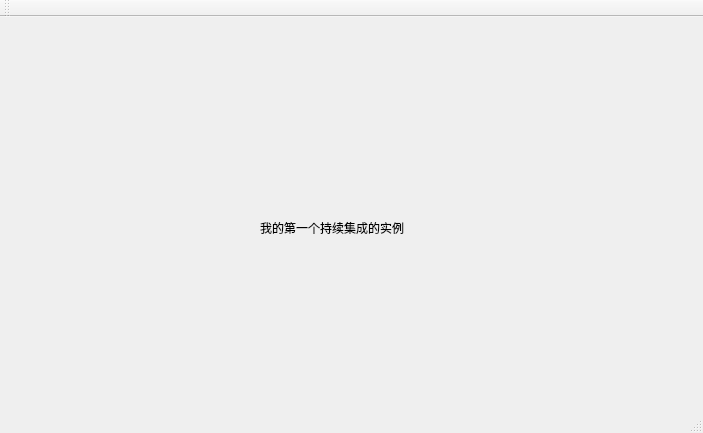
The window that mainwindow.ui (384782946/MyQtCI) describes before a commit, drawn with Qt 5.
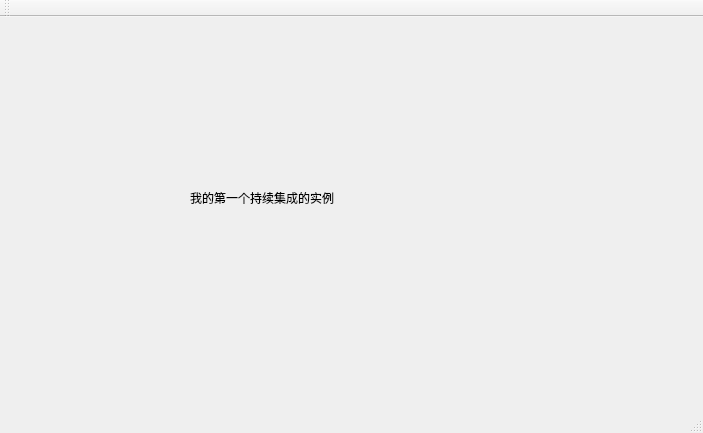
The same window after the commit.

Patch:
```diff
--- a/mainwindow.ui
+++ b/mainwindow.ui
@@ -13,12 +13,15 @@
   <property name="windowTitle">
    <string>MainWindow</string>
   </property>
+  <property name="styleSheet">
+   <string notr="true">font: 24pt &quot;STHeiti&quot;;</string>
+  </property>
   <widget class="QWidget" name="centralWidget">
    <widget class="QLabel" name="label">
     <property name="geometry">
      <rect>
-      <x>260</x>
-      <y>180</y>
+      <x>190</x>
+      <y>150</y>
       <width>321</width>
       <height>61</height>
      </rect>
```
Left out of the diff: 2 changed lines with no effect on the pictures.
